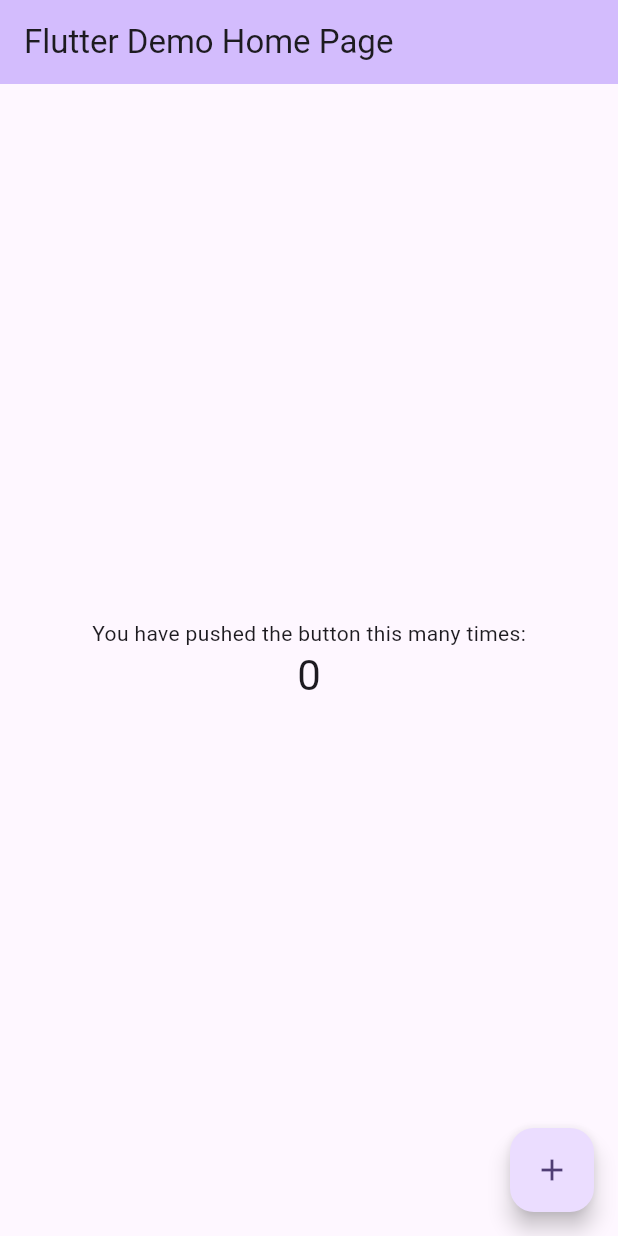
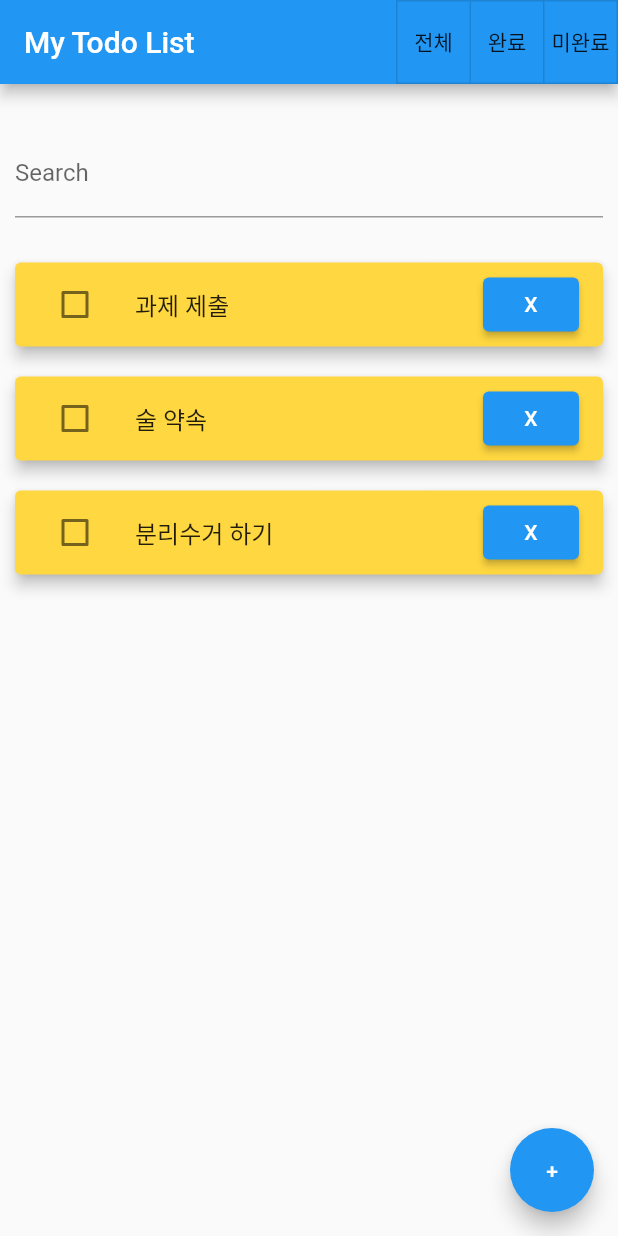
Before and after one commit to ljh-none/opensource_2, a Flutter app: the screen it shows after launch, on a phone screen of 412 x 824 dp. Run offline on Flutter 3.47's test engine with Material 2 defaults, Android fonts, the phone set to English and light mode, and no system bars.

Commit message:
draft body

```diff
--- a/lib/main.dart
+++ b/lib/main.dart
@@ -1,125 +1,220 @@
+// - 과제에서 지난번에 작성된 산출물을 다음과 같이 개선할 것
+//     - 산출물을 한번 정리Refine할 것
+//     - 공통되는 기능들을 포함하는 간단한 화면 설계를 추가할 것
+//         - 메인 화면 1개, 5개 정도의 서브화면(화면 또는 다이얼로그)
+//         - 과제 2의 결과물 활용을 추천
+//     - 위에서 설계한 화면을 Flutter로 작성할 것
+//         - 화면에 나타나는 정보는 별도의 클래스로 작성할 것
+//         - Model-View Seperation
+
+// main.dart
 import 'package:flutter/material.dart';
 
-void main() {
-  runApp(const MyApp());
-}
+void main() => runApp(const MyApp());
 
 class MyApp extends StatelessWidget {
-  const MyApp({super.key});
+  const MyApp({Key? key}) : super(key: key);
 
-  // This widget is the root of your application.
   @override
   Widget build(BuildContext context) {
-    return MaterialApp(
-      title: 'Flutter Demo',
-      theme: ThemeData(
-        // This is the theme of your application.
-        //
-        // TRY THIS: Try running your application with "flutter run". You'll see
-        // the application has a blue toolbar. Then, without quitting the app,
-        // try changing the seedColor in the colorScheme below to Colors.green
-        // and then invoke "hot reload" (save your changes or press the "hot
-        // reload" button in a Flutter-supported IDE, or press "r" if you used
-        // the command line to start the app).
-        //
-        // Notice that the counter didn't reset back to zero; the application
-        // state is not lost during the reload. To reset the state, use hot
-        // restart instead.
-        //
-        // This works for code too, not just values: Most code changes can be
-        // tested with just a hot reload.
-        colorScheme: ColorScheme.fromSeed(seedColor: Colors.deepPurple),
-        useMaterial3: true,
-      ),
-      home: const MyHomePage(title: 'Flutter Demo Home Page'),
+    return const MaterialApp(
+      debugShowCheckedModeBanner: false, //디버그 배너 제거
+      title: 'myTodoList',
+      home: HomePage(),
     );
   }
 }
 
-class MyHomePage extends StatefulWidget {
-  const MyHomePage({super.key, required this.title});
-
-  // This widget is the home page of your application. It is stateful, meaning
-  // that it has a State object (defined below) that contains fields that affect
-  // how it looks.
-
-  // This class is the configuration for the state. It holds the values (in this
-  // case the title) provided by the parent (in this case the App widget) and
-  // used by the build method of the State. Fields in a Widget subclass are
-  // always marked "final".
-
-  final String title;
+class HomePage extends StatefulWidget {
+  const HomePage({Key? key}) : super(key: key);
 
   @override
-  State<MyHomePage> createState() => _MyHomePageState();
+  State<HomePage> createState() => _HomePageState();
 }
 
-class _MyHomePageState extends State<MyHomePage> {
-  int _counter = 0;
+class _HomePageState extends State<HomePage> {
+  //할 일 저장 리스트, bool값은 체크리스트 상태 저장용
+  List<Map<String, dynamic>> _todoList = [
+    {"todo": "과제 제출", "bool": false},
+    {"todo": "술 약속", "bool": false},
+    {"todo": "분리수거 하기", "bool": false},
+  ];
 
-  void _incrementCounter() {
-    setState(() {
-      // This call to setState tells the Flutter framework that something has
-      // changed in this State, which causes it to rerun the build method below
-      // so that the display can reflect the updated values. If we changed
-      // _counter without calling setState(), then the build method would not be
-      // called again, and so nothing would appear to happen.
-      _counter++;
-    });
+  List<Map<String, dynamic>> _showList = []; //필터를 위한 출력 전용 리스트
+
+  final txtcon = TextEditingController(); //Dialog의 텍스트필드 컨트롤러
+  List<bool> isSelected = [false, false, false]; //Appbar의 토글버튼 상태
+
+  @override
+  initState() {
+    //초기화
+    _showList = _todoList;
+    super.initState();
+  }
+
+  void _runFilter(String enteredKeyword) {
+    //필터 동작 함수
+    List<Map<String, dynamic>> results = [];
+    results = enteredKeyword.isEmpty
+        ? _todoList //textfield가 비었을 때 동작
+        : _todoList //textfield에 값이 입력되었을 때 동작
+            .where((value) => value["todo"]
+                .toLowerCase()
+                .contains(enteredKeyword.toLowerCase()))
+            .toList();
+
+    setState(() => _showList = results);
+  }
+
+  void _toggleFilter(var tog, bool check) {
+    //토글버튼 클릭 시 동작 함수
+    List<Map<String, dynamic>> results = [];
+    //check 검사 이유 : 같은 토글버튼 2번 클릭시 동작을 else에 정의하기 위해
+    if (tog == 0 && check == true) {
+      //전체
+      results = _todoList;
+    } else if (tog == 1 && check == true) {
+      //완료
+      results = _todoList.where((value) => value["bool"] == true).toList();
+    } else if (tog == 2 && check == true) {
+      //미완료
+      results = _todoList.where((value) => value["bool"] == false).toList();
+    } else {
+      results = _todoList;
+    }
+    setState(() => _showList = results);
   }
 
   @override
   Widget build(BuildContext context) {
-    // This method is rerun every time setState is called, for instance as done
-    // by the _incrementCounter method above.
-    //
-    // The Flutter framework has been optimized to make rerunning build methods
-    // fast, so that you can just rebuild anything that needs updating rather
-    // than having to individually change instances of widgets.
     return Scaffold(
       appBar: AppBar(
-        // TRY THIS: Try changing the color here to a specific color (to
-        // Colors.amber, perhaps?) and trigger a hot reload to see the AppBar
-        // change color while the other colors stay the same.
-        backgroundColor: Theme.of(context).colorScheme.inversePrimary,
-        // Here we take the value from the MyHomePage object that was created by
-        // the App.build method, and use it to set our appbar title.
-        title: Text(widget.title),
+        title: const Text('My Todo List'),
+        actions: [
+          ToggleButtons(
+            isSelected: isSelected,
+            selectedColor: Colors.white,
+            children: const [
+              Text("전체"),
+              Text("완료"),
+              Text("미완료"),
+            ],
+            onPressed: (index) {
+              //index=눌린 버튼의 인덱스
+              for (int i = 0; i < 3; i++) {
+                if (i == index) {
+                  //눌린 버튼에 해당되는 filter 작동
+                  isSelected[i] = !isSelected[i];
+                  _toggleFilter(i, isSelected[i]);
+                } else {
+                  //나머지 버튼은 선택상태 해제
+                  isSelected[i] = false;
+                }
+              }
+            },
+          )
+        ],
       ),
-      body: Center(
-        // Center is a layout widget. It takes a single child and positions it
-        // in the middle of the parent.
+      body: Padding(
+        padding: const EdgeInsets.all(10),
         child: Column(
-          // Column is also a layout widget. It takes a list of children and
-          // arranges them vertically. By default, it sizes itself to fit its
-          // children horizontally, and tries to be as tall as its parent.
-          //
-          // Column has various properties to control how it sizes itself and
-          // how it positions its children. Here we use mainAxisAlignment to
-          // center the children vertically; the main axis here is the vertical
-          // axis because Columns are vertical (the cross axis would be
-          // horizontal).
-          //
-          // TRY THIS: Invoke "debug painting" (choose the "Toggle Debug Paint"
-          // action in the IDE, or press "p" in the console), to see the
-          // wireframe for each widget.
-          mainAxisAlignment: MainAxisAlignment.center,
-          children: <Widget>[
-            const Text(
-              'You have pushed the button this many times:',
+          children: [
+            const SizedBox(height: 20),
+            TextField(
+              //검색 필터
+              onChanged: (value) => _runFilter(value),
+              decoration: const InputDecoration(
+                labelText: 'Search',
+              ),
             ),
-            Text(
-              '$_counter',
-              style: Theme.of(context).textTheme.headlineMedium,
+            const SizedBox(height: 20),
+            Expanded(
+              child: _showList.isNotEmpty
+                  //출력용 리스트가 비어있지 않으면
+                  ? ListView.builder(
+                      itemCount: _showList.length,
+                      itemBuilder: (context, index) => Card(
+                        color: Colors.amberAccent,
+                        elevation: 4,
+                        margin: const EdgeInsets.symmetric(vertical: 10),
+                        child: ListTile(
+                          leading: Checkbox(
+                            value: _showList[index]['bool'],
+                            onChanged: (value) {
+                              _showList[index]['bool'] = value;
+                              setState(() => _todoList = _showList);
+                            },
+                          ),
+                          title: _showList[index]['bool'] //체크 시 취소선 추가
+                              //체크 상태(true)라면
+                              ? Text(
+                                  _showList[index]['todo'],
+                                  style: const TextStyle(
+                                      decoration: TextDecoration.lineThrough),
+                                )
+                              //체크 해제 상태(false)라면
+                              : Text(_showList[index]['todo']),
+                          trailing: ElevatedButton(
+                            //삭제 버튼
+                            child: const Text("X"),
+                            onPressed: () {
+                              _showList.removeAt(index);
+                              setState(() => _todoList = _showList);
+                            },
+                          ),
+                        ),
+                      ),
+                    )
+                  //출력용 리스트가 비어있으면
+                  : const Text('No results found',
+                      style: TextStyle(fontSize: 24)),
             ),
           ],
         ),
       ),
       floatingActionButton: FloatingActionButton(
-        onPressed: _incrementCounter,
-        tooltip: 'Increment',
-        child: const Icon(Icons.add),
-      ), // This trailing comma makes auto-formatting nicer for build methods.
+        child: const Text("+"),
+        onPressed: () {
+          //클릭 시 다이얼로그 출력
+          showDialog(
+            context: context,
+            barrierDismissible: false, //다이얼로그 바깥 클릭 시 탈출 방지
+            builder: (BuildContext context) {
+              return AlertDialog(
+                title: const Text("할 일 입력"),
+                content: Column(
+                  mainAxisSize: MainAxisSize.min,
+                  children: [
+                    TextField(controller: txtcon),
+                    ElevatedButton(
+                      //추가 버튼
+                      child: const Text("추가하기"),
+                      onPressed: () {
+                        Map<String, dynamic> item = {
+                          "todo": txtcon.text,
+                          "bool": false
+                        };
+                        _showList.add(item);
+                        txtcon.clear();
+                        setState(() => _todoList = _showList);
+                      },
+                    ),
+                  ],
+                ),
+                actions: [
+                  //닫기 버튼
+                  ElevatedButton(
+                    child: const Text("닫기"),
+                    onPressed: () {
+                      Navigator.of(context).pop();
+                    },
+                  ),
+                ],
+              );
+            },
+          );
+        },
+      ),
     );
   }
 }
```
